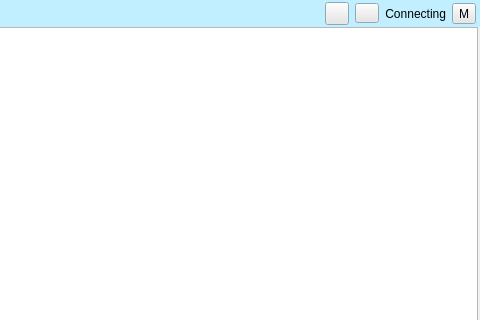
meganz/MEGAchat, file examples/qt/chat.ui: the form before one commit; both pictures show x 125 to 605 and y 0 to 320 of the 605 by 475 pixel window.
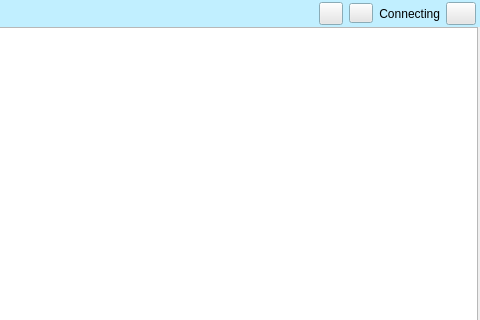
The form after the commit. Icons and pictures are not drawn. Custom widgets are drawn as their Qt base class.

```diff
--- a/examples/qt/chat.ui
+++ b/examples/qt/chat.ui
@@ -334,8 +334,28 @@
          </item>
          <item>
           <widget class="QToolButton" name="mMembersBtn">
+           <property name="enabled">
+            <bool>true</bool>
+           </property>
+           <property name="minimumSize">
+            <size>
+             <width>30</width>
+             <height>20</height>
+            </size>
+           </property>
+           <property name="styleSheet">
+            <string notr="true">QToolButton
+{
+border-image: url(':/groupchat-members.svg')
+}
+QToolButton:hover
+{
+border-image: url(':/groupchat-members-hover.svg')
+}
+</string>
+           </property>
            <property name="text">
-            <string>M</string>
+            <string/>
            </property>
           </widget>
          </item>
```
Left out of the diff: 2 changed lines with no effect on the pictures.
